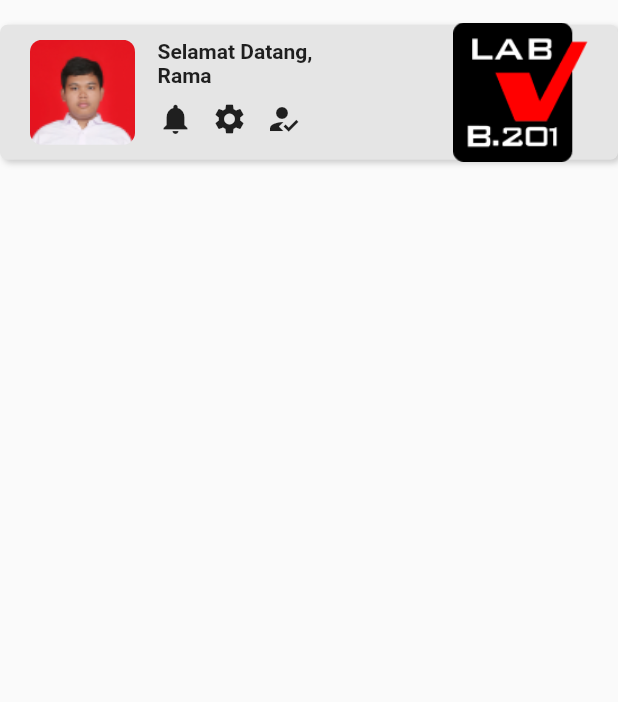
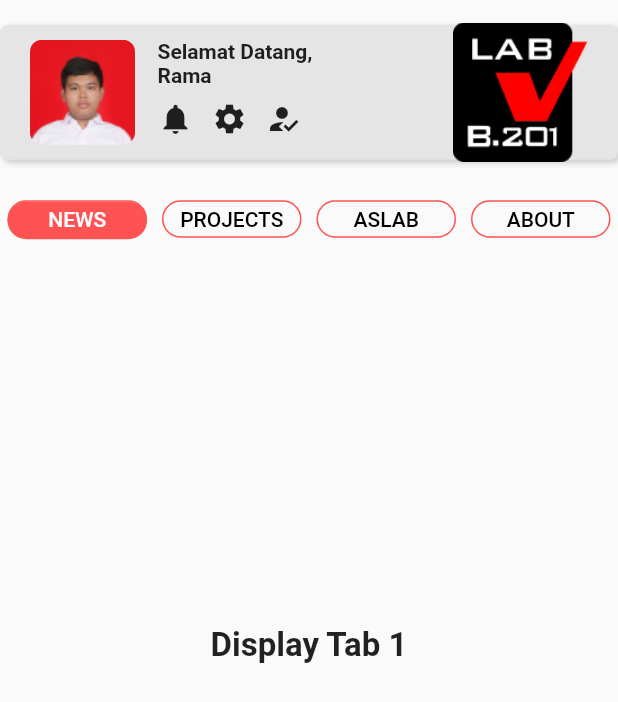
Before and after one commit to b201lab/b201-app, a Flutter app: the HomeScreen widget shown alone on an empty page, opened directly, on a phone screen of 412 x 824 dp. Shown: the top 702 px of the screen. Run offline on Flutter 3.47's test engine with Material 2 defaults, Android fonts, the phone set to English and light mode, and no system bars; our stand-ins replace bubble_tab_indicator, get; statements that could not run were skipped.

Commit message:
Tabs on main screen

```diff
--- a/lib/screens/home/home_screen.dart
+++ b/lib/screens/home/home_screen.dart
@@ -1,5 +1,6 @@
 import 'package:b201_app/components/components.dart';
 import 'package:flutter/material.dart';
+import 'package:bubble_tab_indicator/bubble_tab_indicator.dart';
 
 class HomeScreen extends StatelessWidget {
   const HomeScreen({Key? key}) : super(key: key);
@@ -93,6 +94,126 @@ class HomeScreen extends StatelessWidget {
               ),
             ],
           ),
+          SizedBox(
+            height: 15,
+          ),
+          DefaultTabController(
+              length: 4,
+              initialIndex: 0,
+              child: PreferredSize(
+                preferredSize: new Size(50, 10),
+                child: Column(
+                  crossAxisAlignment: CrossAxisAlignment.stretch,
+                  children: [
+                    Container(
+                      child: TabBar(
+                        labelColor: Colors.white,
+                        labelPadding: EdgeInsets.symmetric(
+                          horizontal: 5,
+                        ),
+                        unselectedLabelColor: Colors.black,
+                        indicatorSize: TabBarIndicatorSize.tab,
+                        indicator: BubbleTabIndicator(
+                            indicatorHeight: 25.0,
+                            indicatorColor: Colors.redAccent,
+                            tabBarIndicatorSize: TabBarIndicatorSize.tab),
+                        tabs: [
+                          Tab(
+                            child: Container(
+                              height: 25.0,
+                              decoration: BoxDecoration(
+                                  borderRadius: BorderRadius.circular(50),
+                                  border: Border.all(
+                                      color: Colors.redAccent, width: 1)),
+                              child: Align(
+                                  alignment: Alignment.center,
+                                  child: Text(
+                                    'NEWS',
+                                    textScaleFactor: 1,
+                                  )),
+                            ),
+                          ),
+                          Tab(
+                            child: Container(
+                              height: 25.0,
+                              decoration: BoxDecoration(
+                                  borderRadius: BorderRadius.circular(50),
+                                  border: Border.all(
+                                      color: Colors.redAccent, width: 1)),
+                              child: Align(
+                                alignment: Alignment.center,
+                                child: Text('PROJECTS'),
+                              ),
+                            ),
+                          ),
+                          Tab(
+                            child: Container(
+                              height: 25.0,
+                              decoration: BoxDecoration(
+                                  borderRadius: BorderRadius.circular(50),
+                                  border: Border.all(
+                                      color: Colors.redAccent, width: 1)),
+                              child: Align(
+                                alignment: Alignment.center,
+                                child: Text('ASLAB'),
+                              ),
+                            ),
+                          ),
+                          Tab(
+                            child: Container(
+                              height: 25.0,
+                              decoration: BoxDecoration(
+                                  borderRadius: BorderRadius.circular(50),
+                                  border: Border.all(
+                                      color: Colors.redAccent, width: 1)),
+                              child: Align(
+                                alignment: Alignment.center,
+                                child: Text(
+                                  'ABOUT',
+                                ),
+                              ),
+                            ),
+                          ),
+                        ],
+                      ),
+                    ),
+                    Container(
+                      height: MediaQuery.of(context).size.height -
+                          305.0, //PENTING BANGET DECLARE UKURAN
+                      child: TabBarView(children: <Widget>[
+                        Container(
+                          child: Center(
+                            child: Text('Display Tab 1',
+                                style: TextStyle(
+                                    fontSize: 22, fontWeight: FontWeight.bold)),
+                          ),
+                        ),
+                        Container(
+                          child: Center(
+                            child: Text('Display Tab 2',
+                                style: TextStyle(
+                                    fontSize: 22, fontWeight: FontWeight.bold)),
+                          ),
+                        ),
+                        Container(
+                          child: Center(
+                            child: Text('Display Tab 3',
+                                style: TextStyle(
+                                    fontSize: 22, fontWeight: FontWeight.bold)),
+                          ),
+                        ),
+                        Container(
+                          child: Center(
+                            child: Text('Display Tab 4',
+                                style: TextStyle(
+                                    fontSize: 22, fontWeight: FontWeight.bold)),
+                          ),
+                        ),
+                      ]),
+                    )
+                  ],
+                ),
+              )),
         ],
       ),
     );
--- a/pubspec.yaml
+++ b/pubspec.yaml
@@ -24,6 +24,7 @@ dependencies:
   flutter:
     sdk: flutter
   get: ^4.3.8
+  bubble_tab_indicator: "0.1.5"
 
 
   # The following adds the Cupertino Icons font to your application.
```
Also changed, not shown: pubspec.lock.
